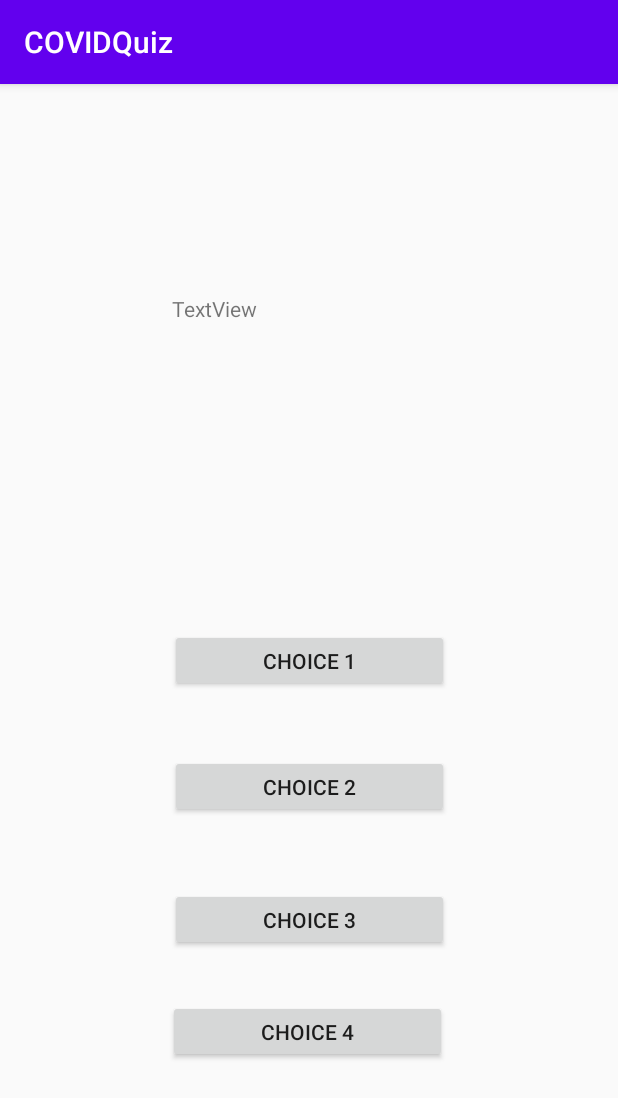
After one commit to jmahajan117/COVIDQuiz, an Android app: the AnswerQuestion screen opened directly, with no data from a screen before it, on a phone screen of 412 x 824 dp. The commit adds this screen. Shown: the top 1098 px of the screen. Run offline under Robolectric (Android 15) with nearby library versions, the phone set to English and light mode, and no system bars.

Commit message:
Added AnswerQuestion UI

```diff
--- a/app/src/main/AndroidManifest.xml
+++ b/app/src/main/AndroidManifest.xml
@@ -11,7 +11,8 @@
         android:roundIcon="@mipmap/ic_launcher_round"
         android:supportsRtl="true"
         android:theme="@style/AppTheme">
-        <activity android:name=".CreateRoom"></activity>
+        <activity android:name=".AnswerQuestion"></activity>
+        <activity android:name=".CreateRoom" />
         <activity android:name=".CurrentRoom" />
         <activity android:name=".ReadQuestion" />
         <activity android:name=".AddQuestion" />
--- /dev/null
+++ b/app/src/main/java/com/example/covidquiz/AnswerQuestion.java
@@ -0,0 +1,43 @@
+package com.example.covidquiz;
+
+import androidx.appcompat.app.AppCompatActivity;
+
+import android.os.Bundle;
+import android.view.View;
+import android.widget.Button;
+
+public class AnswerQuestion extends AppCompatActivity {
+
+    private String roomName;
+    private String teamName;
+
+    @Override
+    protected void onCreate(Bundle savedInstanceState) {
+        super.onCreate(savedInstanceState);
+        setContentView(R.layout.activity_answer_question);
+        roomName = this.getIntent().getStringExtra("Room Name");
+        teamName = this.getIntent().getStringExtra("Team Name");
+        //TODO: Get a question, display it and it's choices
+    }
+
+    public void onAnswer(View view) {
+        //TODO: Given what the user clicked, update question Info and wins
+        int id = view.getId();
+        Button clicked;
+        switch (id) {
+            case R.id.buttonChoice1:
+                clicked = (Button) findViewById(R.id.buttonChoice1);
+                break;
+            case R.id.buttonChoice2:
+                clicked = (Button) findViewById(R.id.buttonChoice2);
+                break;
+            case R.id.buttonChoice3:
+                clicked = (Button) findViewById(R.id.buttonChoice3);
+                break;
+            default:
+                clicked = (Button) findViewById(R.id.buttonChoice4);
+        }
+
+        String textSelected = clicked.getText().toString();
+    }
+}
--- a/app/src/main/java/com/example/covidquiz/CurrentRoom.java
+++ b/app/src/main/java/com/example/covidquiz/CurrentRoom.java
@@ -2,6 +2,7 @@ package com.example.covidquiz;
 
 import androidx.appcompat.app.AppCompatActivity;
 
+import android.content.Intent;
 import android.os.Bundle;
 import android.view.View;
 import android.widget.EditText;
@@ -16,12 +17,15 @@ import java.sql.Statement;
 public class CurrentRoom extends AppCompatActivity {
 
     private String roomName;
+    private String teamName;
 
     @Override
     protected void onCreate(Bundle savedInstanceState) {
         super.onCreate(savedInstanceState);
         setContentView(R.layout.activity_current_room);
         roomName = this.getIntent().getStringExtra("Room Name");
+        teamName = this.getIntent().getStringExtra("Team Name");
+
         TextView name = (TextView) findViewById(R.id.textViewRoomName);
         name.setText(roomName);
 
@@ -49,6 +53,10 @@ public class CurrentRoom extends AppCompatActivity {
     }
 
     public void onAnswerQuestion(View view) {
+        Intent i = new Intent(this, AnswerQuestion.class);
+        i.putExtra("Room Name", roomName);
+        i.putExtra("Team Name", teamName);
+        startActivity(i);
 
     }
 
--- a/app/src/main/java/com/example/covidquiz/ui/notifications/NotificationsFragment.java
+++ b/app/src/main/java/com/example/covidquiz/ui/notifications/NotificationsFragment.java
@@ -71,6 +71,7 @@ public class NotificationsFragment extends Fragment {
             String roomName = rooms.get(position);
             Intent i = new Intent(getActivity(), CurrentRoom.class);
             i.putExtra("Room Name", roomName);
+            i.putExtra("Team Name", teamName);
             startActivity(i);
 
         });
--- /dev/null
+++ b/app/src/main/res/layout/activity_answer_question.xml
@@ -0,0 +1,71 @@
+<?xml version="1.0" encoding="utf-8"?>
+<androidx.constraintlayout.widget.ConstraintLayout xmlns:android="http://schemas.android.com/apk/res/android"
+    xmlns:app="http://schemas.android.com/apk/res-auto"
+    xmlns:tools="http://schemas.android.com/tools"
+    android:layout_width="match_parent"
+    android:layout_height="match_parent"
+    tools:context=".AnswerQuestion">
+
+    <Button
+        android:id="@+id/buttonChoice4"
+        android:layout_width="186dp"
+        android:layout_height="42dp"
+        android:onClick="onAnswer"
+        android:text="Choice 4"
+        app:layout_constraintBottom_toBottomOf="parent"
+        app:layout_constraintEnd_toEndOf="parent"
+        app:layout_constraintHorizontal_bias="0.497"
+        app:layout_constraintStart_toStartOf="parent"
+        app:layout_constraintTop_toTopOf="parent"
+        app:layout_constraintVertical_bias="0.841" />
+
+    <TextView
+        android:id="@+id/textViewQuestion"
+        android:layout_width="181dp"
+        android:layout_height="75dp"
+        android:text="TextView"
+        app:layout_constraintBottom_toBottomOf="parent"
+        app:layout_constraintEnd_toEndOf="parent"
+        app:layout_constraintHorizontal_bias="0.498"
+        app:layout_constraintStart_toStartOf="parent"
+        app:layout_constraintTop_toTopOf="parent"
+        app:layout_constraintVertical_bias="0.202" />
+
+    <Button
+        android:id="@+id/buttonChoice1"
+        android:layout_width="186dp"
+        android:layout_height="42dp"
+        android:onClick="onAnswer"
+        android:text="Choice 1"
+        app:layout_constraintBottom_toBottomOf="parent"
+        app:layout_constraintEnd_toEndOf="parent"
+        app:layout_constraintStart_toStartOf="parent"
+        app:layout_constraintTop_toTopOf="parent" />
+
+    <Button
+        android:id="@+id/buttonChoice3"
+        android:layout_width="186dp"
+        android:layout_height="42dp"
+        android:onClick="onAnswer"
+        android:text="Choice 3"
+        app:layout_constraintBottom_toBottomOf="parent"
+        app:layout_constraintEnd_toEndOf="parent"
+        app:layout_constraintHorizontal_bias="0.502"
+        app:layout_constraintStart_toStartOf="parent"
+        app:layout_constraintTop_toTopOf="parent"
+        app:layout_constraintVertical_bias="0.738" />
+
+    <Button
+        android:id="@+id/buttonChoice2"
+        android:layout_width="186dp"
+        android:layout_height="42dp"
+        android:onClick="onAnswer"
+        android:text="Choice 2"
+        app:layout_constraintBottom_toBottomOf="parent"
+        app:layout_constraintEnd_toEndOf="parent"
+        app:layout_constraintHorizontal_bias="0.502"
+        app:layout_constraintStart_toStartOf="parent"
+        app:layout_constraintTop_toTopOf="parent"
+        app:layout_constraintVertical_bias="0.616" />
+
+</androidx.constraintlayout.widget.ConstraintLayout>
--- a/app/src/main/res/layout/activity_current_room.xml
+++ b/app/src/main/res/layout/activity_current_room.xml
@@ -56,6 +56,7 @@
         android:id="@+id/buttonAnswerQuestion"
         android:layout_width="wrap_content"
         android:layout_height="wrap_content"
+        android:onClick="onAnswerQuestion"
         android:text="Answer Question"
         app:layout_constraintBottom_toBottomOf="parent"
         app:layout_constraintEnd_toEndOf="parent"
```
